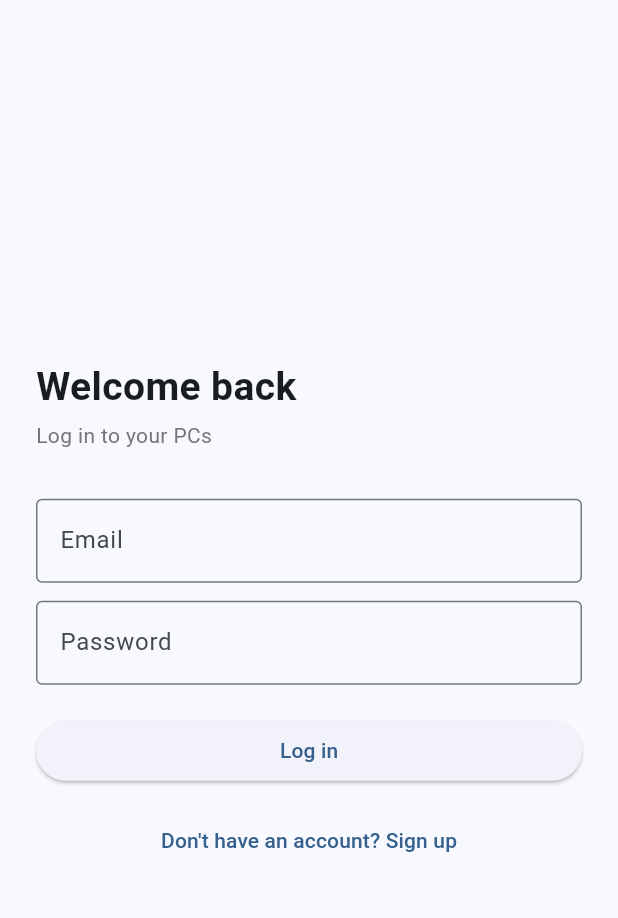
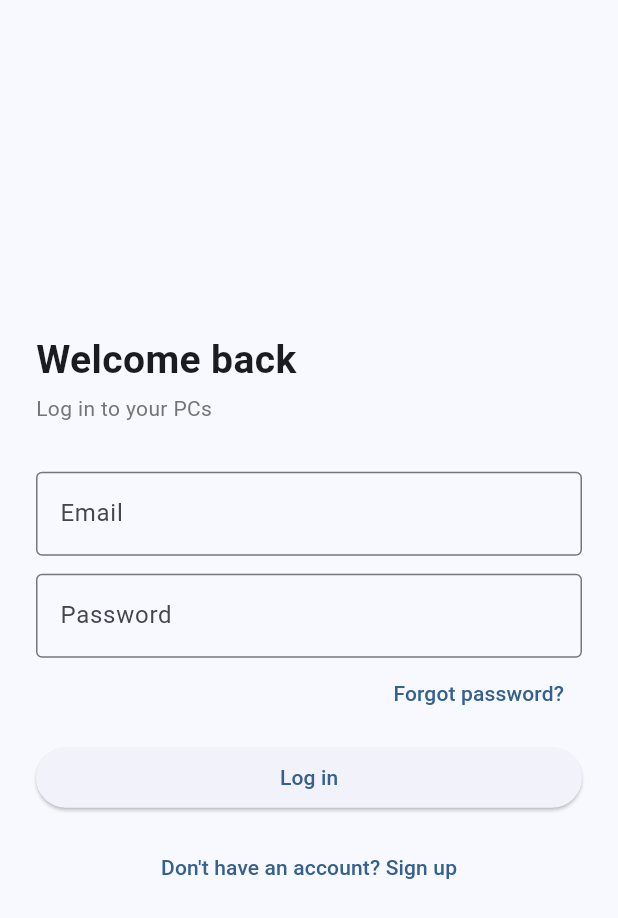
Before and after one commit to abi-cache/RigKeeper, a Flutter app: the screen it shows after launch, on a phone screen of 412 x 824 dp. Shown: the top 918 px of the screen. Run offline on Flutter 3.47's test engine with Material 3 defaults, Android fonts, the phone set to English and light mode, and no system bars; our stand-ins replace image_picker, supabase_flutter; accounts and stored records are empty.

Commit message:
Add Forgot Password link to LoginScreen and simplify error handling

```diff
--- a/lib/screens/auth/login_screen.dart
+++ b/lib/screens/auth/login_screen.dart
@@ -1,6 +1,7 @@
 import 'package:flutter/material.dart';
 import '../../main.dart';
 import 'signup_screen.dart';
+import 'forgot_password_screen.dart';
 
 /// Email + password login. On success, does nothing explicitly —
 /// AuthGate is listening for the auth state change and will swap to
@@ -31,16 +32,13 @@ class _LoginScreenState extends State<LoginScreen> {
       );
       // No navigation needed here — AuthGate handles it.
     } catch (e) {
-      if (!mounted) return;
       setState(() {
         _errorMessage = 'Login failed. Check your email and password.';
       });
     } finally {
-      if (mounted) {
-        setState(() {
-          _isLoading = false;
-        });
-      }
+      setState(() {
+        _isLoading = false;
+      });
     }
   }
 
@@ -88,7 +86,20 @@ class _LoginScreenState extends State<LoginScreen> {
                 const SizedBox(height: 12),
                 Text(_errorMessage!, style: const TextStyle(color: Colors.red)),
               ],
-              const SizedBox(height: 20),
+              Align(
+                alignment: Alignment.centerRight,
+                child: TextButton(
+                  onPressed: () {
+                    Navigator.push(
+                      context,
+                      MaterialPageRoute(
+                          builder: (context) => const ForgotPasswordScreen()),
+                    );
+                  },
+                  child: const Text('Forgot password?'),
+                ),
+              ),
+              const SizedBox(height: 8),
               ElevatedButton(
                 onPressed: _isLoading ? null : _signIn,
                 child: _isLoading
```
